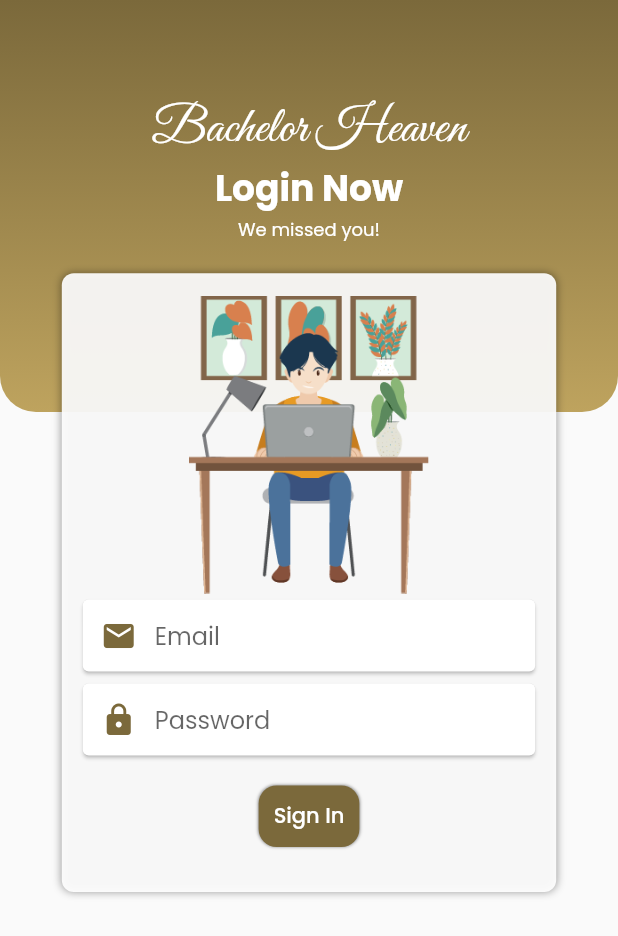
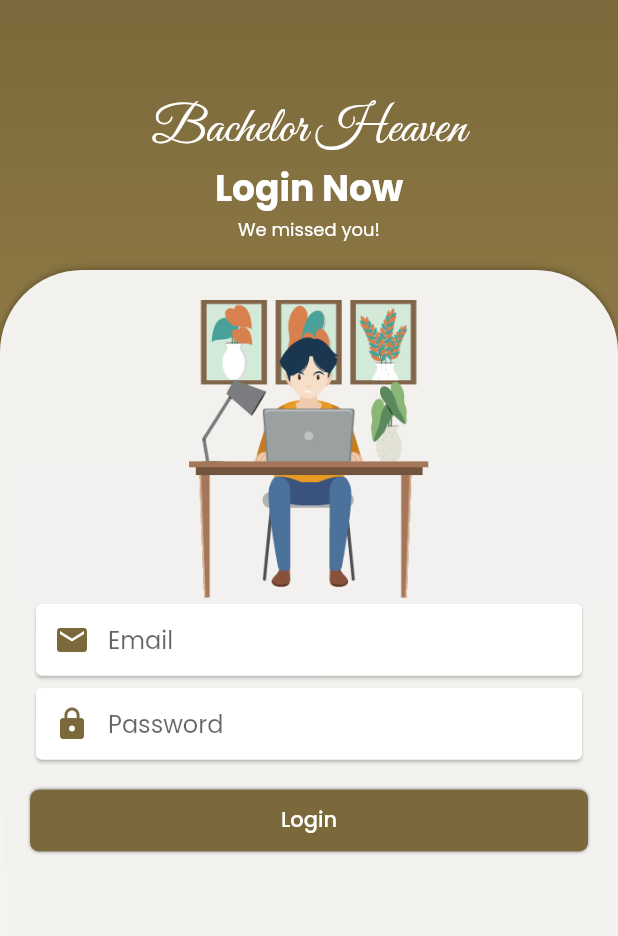
Before and after one commit to Pritom-Shajed/bacehlor-heaven, a Flutter app: the LoginScreen screen opened by its route, on a phone screen of 412 x 824 dp. Shown: the top 936 px of the screen. Run offline on Flutter 3.47's test engine with Material 2 defaults, Android fonts, the phone set to English and light mode, and no system bars; our stand-ins replace carousel_slider, get, google_fonts, google_nav_bar, lottie; network calls fail.

Commit message:
login page redesigned

```diff
--- a/lib/main.dart
+++ b/lib/main.dart
@@ -35,7 +35,7 @@ class MyApp extends StatelessWidget {
         GetPage(name: '/landlords_screen', page: () => LandlordsScreen()),
         GetPage(name: '/login_screen', page: () => LoginScreen())
       ],
-      initialRoute: '/splash_screen',
+      initialRoute: '/nav_panel',
       initialBinding: InitialBinding(),
     );
   }
--- a/lib/view/auth/login_screen.dart
+++ b/lib/view/auth/login_screen.dart
@@ -9,19 +9,18 @@ class LoginScreen extends StatelessWidget {
   Widget build(BuildContext context) {
     TextEditingController _emailController = TextEditingController();
     return Scaffold(
-      body: Stack(
+      body: SingleChildScrollView(
+        child: Stack(
           alignment: Alignment.topCenter,
           clipBehavior: Clip.none,
           children: [
             Container(
               padding: EdgeInsets.only(top: 65),
-            height: MediaQuery.of(context).size.height / 3,
+              height: MediaQuery.of(context).size.height,
               width: MediaQuery.of(context).size.width,
               decoration: BoxDecoration(
                 gradient: bgColorGradiant,
-                borderRadius: BorderRadius.only(
-                    bottomLeft: Radius.circular(24),
-                    bottomRight: Radius.circular(24))),
+              ),
               child: Column(
                 children: [
                   Text(
@@ -31,7 +30,9 @@ class LoginScreen extends StatelessWidget {
                   Text(
                     'Login Now',
                     style: poppinsTextStyle(
-                      size: 24, fontWeight: FontWeight.bold, color: whiteColor),
+                        size: 24,
+                        fontWeight: FontWeight.bold,
+                        color: whiteColor),
                   ),
                   Text(
                     'We missed you!',
@@ -41,14 +42,17 @@ class LoginScreen extends StatelessWidget {
               ),
             ),
             Positioned(
-            bottom: -320,
+              top: 180,
+              bottom: 0,
               child: Container(
-              width: MediaQuery.of(context).size.width * 0.8,
-              padding:
-                  EdgeInsets.only(top: 15, bottom: 30, left: 10, right: 10),
+                width: MediaQuery.of(context).size.width,
+                height: MediaQuery.of(context).size.height,
+                padding: EdgeInsets.symmetric(horizontal: 20, vertical: 20),
                 decoration: BoxDecoration(
                   color: Colors.white.withOpacity(0.92),
-                borderRadius: BorderRadius.circular(8),
+                  borderRadius: BorderRadius.only(
+                      topLeft: Radius.circular(55),
+                      topRight: Radius.circular(55)),
                   boxShadow: [
                     BoxShadow(
                       blurRadius: 4,
@@ -56,7 +60,6 @@ class LoginScreen extends StatelessWidget {
                     ),
                   ],
                 ),
-              child: Form(
                 child: Column(
                   children: [
                     SizedBox(
@@ -72,14 +75,18 @@ class LoginScreen extends StatelessWidget {
                         hintText: 'Password',
                         icon: Icons.lock),
                     verticalSpace,
-                    customButton(text: 'Sign In', onTap: () {}),
+                    customButton(
+                        text: 'Login',
+                        onTap: () {
+                          print('tapped');
+                        }),
                   ],
-                ),
                 ),
               ),
             ),
           ],
         ),
+      ),
     );
   }
 }
--- a/lib/widgets/common/widgets.dart
+++ b/lib/widgets/common/widgets.dart
@@ -75,15 +75,17 @@ Widget customButton({required String text, required VoidCallback onTap}) {
   return InkWell(
     onTap: onTap,
     child: Container(
+      alignment: Alignment.center,
+      width: double.maxFinite,
       padding: EdgeInsets.all(10),
       decoration: BoxDecoration(boxShadow: [
         BoxShadow(
           blurRadius: 1,
           color: Colors.black45,
         )
-      ], color: bgColor2, borderRadius: BorderRadius.circular(12)),
+      ], color: bgColor2, borderRadius: BorderRadius.circular(6)),
       child: Text(
-        'Sign In',
+        text,
         style: poppinsTextStyle(color: whiteColor, fontWeight: FontWeight.w500),
       ),
     ),
--- a/lib/widgets/home screen/home_widgets.dart
+++ b/lib/widgets/home screen/home_widgets.dart
@@ -73,13 +73,13 @@ Widget DrawerWidget() {
           ),
         ),
         ListTile(
-          title: Text('Sign In'.toUpperCase()),
+          title: Text('Login'.toUpperCase()),
           subtitle: Text('as user'),
           leading: Icon(Icons.login),
         ),
         ListTile(
           onTap: () => Get.toNamed('/login_screen'),
-          title: Text('Sign In'.toUpperCase()),
+          title: Text('Login'.toUpperCase()),
           subtitle: Text('as landlord'),
           leading: Icon(Icons.login),
         ),
```
Lines whose indentation alone changed are shown as unchanged.
